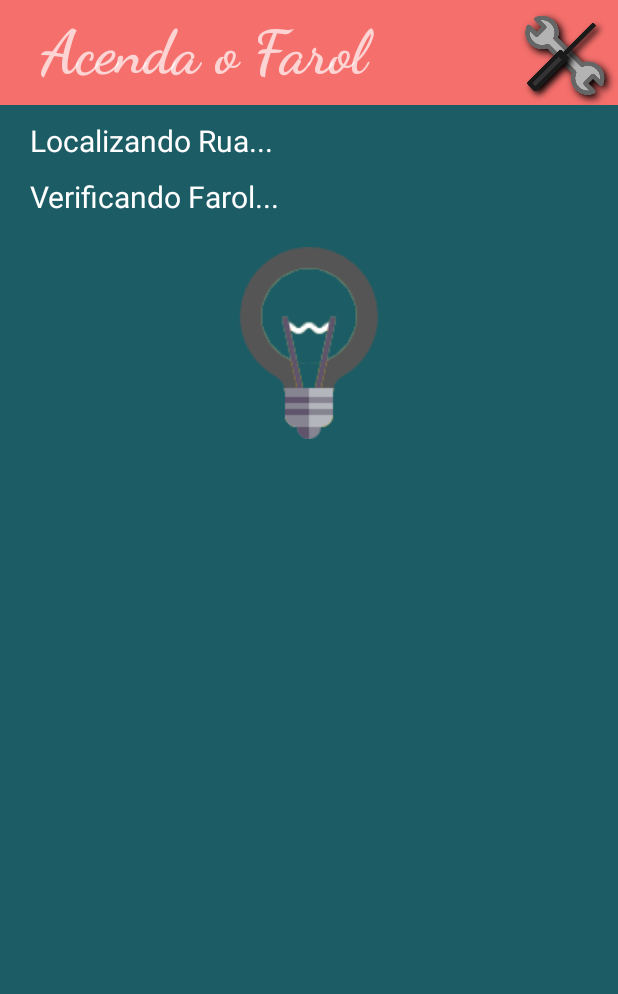
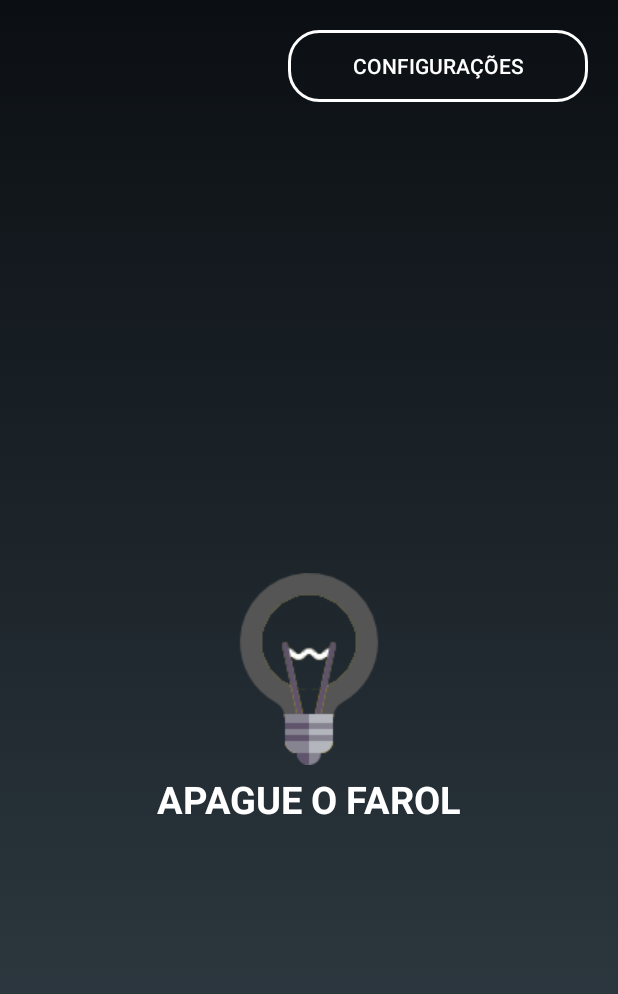
Before and after one commit to DanielCFreitas/Aplicativo-Acenda-o-Farol, an Android app: the ActivityVerificaRodovia screen opened directly, with no data from a screen before it, on a phone screen of 412 x 824 dp. Shown: the top 994 px of the screen. Run offline under Robolectric (Android 15) with nearby library versions, the phone set to English and light mode, and no system bars; network calls fail.

Commit message:
Botao Configuracoes concertado e atualizacao no layout

```diff
--- a/AcendaOFarol/app/src/main/java/com/example/aluno/acenda_o_farol2/ActivityConfiguracoes.java
+++ b/AcendaOFarol/app/src/main/java/com/example/aluno/acenda_o_farol2/ActivityConfiguracoes.java
@@ -16,7 +16,7 @@ public class ActivityConfiguracoes extends AppCompatActivity {
     /**
      * Método que volta para a Activity anterior
      */
-    private void btnVoltar(View view){
+    public void btnVoltar(View view){
         Intent myIntent = new Intent(ActivityConfiguracoes.this, ActivityVerificaRodovia.class);
         ActivityConfiguracoes.this.startActivity(myIntent);
     }
--- a/AcendaOFarol/app/src/main/java/com/example/aluno/acenda_o_farol2/ActivityVerificaRodovia.java
+++ b/AcendaOFarol/app/src/main/java/com/example/aluno/acenda_o_farol2/ActivityVerificaRodovia.java
@@ -27,7 +27,6 @@ public class ActivityVerificaRodovia extends AppCompatActivity implements
         GoogleApiClient.ConnectionCallbacks, GoogleApiClient.OnConnectionFailedListener, LocationListener {
 
     private TextView txvAcendeFarol;
-    private TextView txvRua;
     private ImageView imagemFarol;
 
     private Localizacao localizacao = new Localizacao(this);
@@ -43,8 +42,7 @@ public class ActivityVerificaRodovia extends AppCompatActivity implements
         super.onCreate(savedInstanceState);
         setContentView(R.layout.activity_activity_verifica_rodovia);
 
-        txvAcendeFarol = (TextView) findViewById(R.id.txvAcendeFarol);
-        txvRua = (TextView) findViewById(R.id.txvRua);
+        txvAcendeFarol = (TextView) findViewById(R.id.statusFarol);
         imagemFarol = (ImageView) findViewById(R.id.imagemFarol);
 
         try {
@@ -113,7 +111,7 @@ public class ActivityVerificaRodovia extends AppCompatActivity implements
     /**
      * Método que vai para o botão de configurações do aplicativo
      */
-    private void btnConfiguracoes(View view){
+    public void btnConfiguracoes(View view){
         Intent myIntent = new Intent(ActivityVerificaRodovia.this, ActivityConfiguracoes.class);
         ActivityVerificaRodovia.this.startActivity(myIntent);
     }
@@ -139,11 +137,11 @@ public class ActivityVerificaRodovia extends AppCompatActivity implements
     public void onLocationChanged(Location location) {
         Toast.makeText(this, "Atualizado" ,Toast.LENGTH_SHORT).show();
 
-        if (localizacao.verificaAcenderFarol(this.rodovias, location, this.txvRua)){
-            this.txvAcendeFarol.setText("Acenda o Farol!");
+        if (localizacao.verificaAcenderFarol(this.rodovias, location)){
+            this.txvAcendeFarol.setText("ACENDA O FAROL");
             this.imagemFarol.setBackground(getResources().getDrawable(R.drawable.aceso));
         } else {
-            this.txvAcendeFarol.setText("Apague o Farol!");
+            this.txvAcendeFarol.setText("APAGUE O FAROL");
             this.imagemFarol.setBackground(getResources().getDrawable(R.drawable.apagado));
         }
     }
--- a/AcendaOFarol/app/src/main/java/com/example/aluno/acenda_o_farol2/Localizacao.java
+++ b/AcendaOFarol/app/src/main/java/com/example/aluno/acenda_o_farol2/Localizacao.java
@@ -51,7 +51,7 @@ public class Localizacao{
     /**
      * Método que atraves da latitude e longitude verifica o endereco atual e se é necessário acender o Farol
      */
-    public boolean verificaAcenderFarol(LinkedList<Endereco> rodovias, Location location, TextView txvRua){
+    public boolean verificaAcenderFarol(LinkedList<Endereco> rodovias, Location location){
         Geocoder geocoder;
         String ruaDoGPS = "";
         this.latitudeLongitude.setLongitude(location.getLongitude());
@@ -71,7 +71,6 @@ public class Localizacao{
             dlg.setNeutralButton("OK", null);
             dlg.show();
         }
-        txvRua.setText(ruaDoGPS);
         this.ruaAtual.setEndereco(ruaDoGPS);
 
         if (this.ruaAtual.verificaRodovia(rodovias)){
--- /dev/null
+++ b/AcendaOFarol/app/src/main/res/drawable/botaotransparente.xml
@@ -0,0 +1,7 @@
+<?xml version="1.0" encoding="UTF-8"?>
+<shape xmlns:android="http://schemas.android.com/apk/res/android">
+    <solid android:color="#00FFFFFF"/>
+    <stroke android:width="2dip" android:color="#FFFFFF" />
+    <corners android:radius="20dip"/>
+    <padding android:left="0dip" android:top="0dip" android:right="0dip" android:bottom="0dip" />
+</shape>
--- /dev/null
+++ b/AcendaOFarol/app/src/main/res/drawable/degrade.xml
@@ -0,0 +1,12 @@
+<?xml version="1.0" encoding="utf-8"?>
+<selector xmlns:android="http://schemas.android.com/apk/res/android">
+<item>
+    <shape>
+        <gradient
+            android:angle="90"
+            android:startColor="#334048"
+            android:endColor="#0b0f13"
+            android:type="linear" />
+    </shape>
+</item>
+</selector>
--- a/AcendaOFarol/app/src/main/res/layout/activity_activity_verifica_rodovia.xml
+++ b/AcendaOFarol/app/src/main/res/layout/activity_activity_verifica_rodovia.xml
@@ -1,74 +1,56 @@
 <?xml version="1.0" encoding="utf-8"?>
-<RelativeLayout xmlns:android="http://schemas.android.com/apk/res/android"
+<LinearLayout xmlns:android="http://schemas.android.com/apk/res/android"
     xmlns:tools="http://schemas.android.com/tools"
     android:layout_width="match_parent"
     android:layout_height="match_parent"
+    android:orientation="vertical"
     tools:context="com.example.aluno.acenda_o_farol2.ActivityVerificaRodovia"
-    android:background="@color/colorGreenTheme">
+    android:background="@color/colorWhite">
 
     <LinearLayout
         android:layout_width="match_parent"
-        android:layout_height="70dp"
-        android:orientation="horizontal"
-        android:id="@+id/linearTop"
-        android:background="@color/colorRedTheme"
-        android:gravity="center"
-        android:layout_marginBottom="10dp">
+        android:layout_height="match_parent"
+        android:background="@drawable/degrade"
+        android:orientation="vertical">
 
-        <TextView
+        <LinearLayout
             android:layout_width="match_parent"
             android:layout_height="wrap_content"
-            android:text="Acenda o Farol"
-            android:textSize="40dp"
-            android:fontFamily="cursive"
-            android:layout_marginLeft="100dp"
-            android:textStyle="bold"/>
-
-        <ImageButton
-            android:layout_width="75dp"
-            android:layout_height="75dp"
-            android:layout_alignParentRight="true"
-            android:id="@+id/btnConfig"
-            android:background="@drawable/configuracoes"
-            android:layout_marginRight="70dp"/>
-
+            android:padding="20dp"
+            android:gravity="end">
+            <Button
+                android:layout_width="200dp"
+                android:layout_height="wrap_content"
+                android:background="@drawable/botaotransparente"
+                android:text="Configurações"
+                android:onClick="btnConfiguracoes"
+                />
         </LinearLayout>
 
         <LinearLayout
             android:layout_width="match_parent"
-        android:layout_height="wrap_content"
+            android:layout_height="match_parent"
             android:orientation="vertical"
-        android:layout_below="@+id/linearTop"
-        android:id="@+id/linearInfo"
-        android:paddingLeft="20dp">
-
-        <TextView
-            android:layout_width="wrap_content"
-            android:layout_height="wrap_content"
-            android:text="Localizando Rua..."
-            android:textColor="@color/colorWhite"
-            android:id="@+id/txvRua"
-            android:textSize="20dp"/>
-
-        <TextView
-            android:layout_width="wrap_content"
-            android:layout_height="wrap_content"
-            android:layout_marginTop="10dp"
-            android:text="Verificando Farol..."
-            android:textColor="@color/colorWhite"
-            android:id="@+id/txvAcendeFarol"
-            android:layout_below="@+id/txvRua"
-            android:textSize="20dp"/>
-
-    </LinearLayout>
-
+            android:gravity="center">
             <ImageView
                 android:layout_width="wrap_content"
                 android:layout_height="wrap_content"
                 android:background="@drawable/apagado"
                 android:id="@+id/imagemFarol"
-        android:layout_below="@+id/linearInfo"
                 android:layout_marginTop="20dp"
                 android:layout_centerHorizontal="true"/>
+            <TextView
+                android:layout_width="wrap_content"
+                android:layout_height="wrap_content"
+                android:layout_marginTop="5dp"
+                android:id="@+id/statusFarol"
+                android:textColor="@color/colorWhite"
+                android:text="APAGUE O FAROL"
+                android:textSize="25dp"
+                android:textStyle="bold"
+                />
+        </LinearLayout>
+    </LinearLayout>
 
-</RelativeLayout>
+
+</LinearLayout>
--- a/AcendaOFarol/app/src/main/res/values/colors.xml
+++ b/AcendaOFarol/app/src/main/res/values/colors.xml
@@ -4,8 +4,9 @@
     <color name="colorPrimaryDark">#303F9F</color>
     <color name="colorAccent">#FF4081</color>
     <color name="colorWhite">#FFFFFF</color>
-    <color name="colorRedTheme">#f56f6c</color>
+    <color name="colorButtons">#3d5464</color>
     <color name="colorGreenTheme">#1c5c65</color>
     <color name="colorBrownTheme">#9a8264</color>
+    <color name="colorBrownTheme2">#745f44</color>
     <color name="colorBlackWithTransparent">#77000000</color>
 </resources>
```
Also changed, not shown: AcendaOFarol/app/src/main/res/layout/activity_activity_configuracoes.xml (+11 -24 lines), AcendaOFarol/app/src/main/res/layout/activity_activity_principal.xml (+24 -45 lines), AcendaOFarol/app/src/main/res/drawable/topo.png (added), 1 other file. Lines whose indentation alone changed are shown as unchanged.
